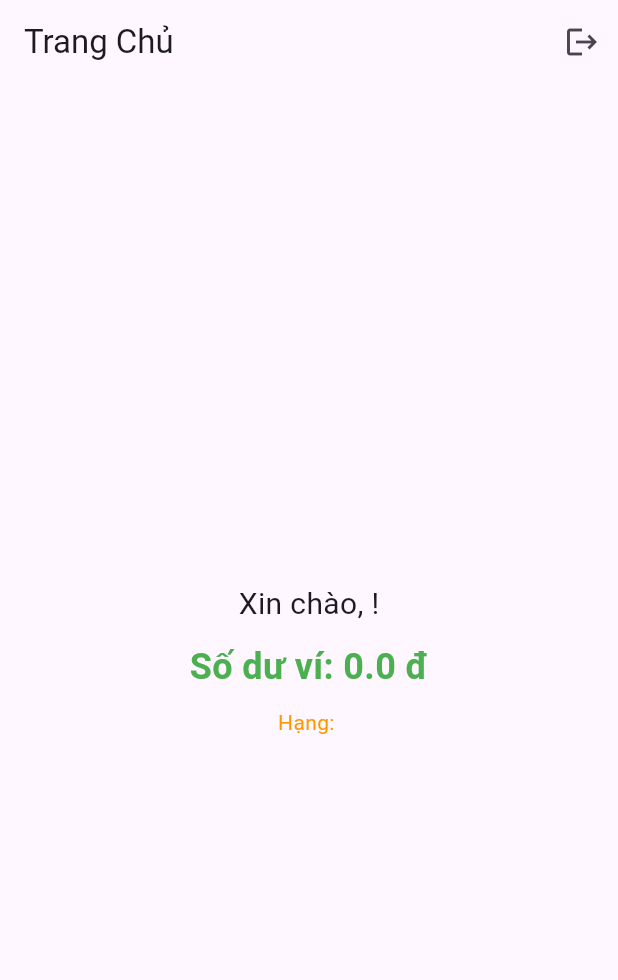
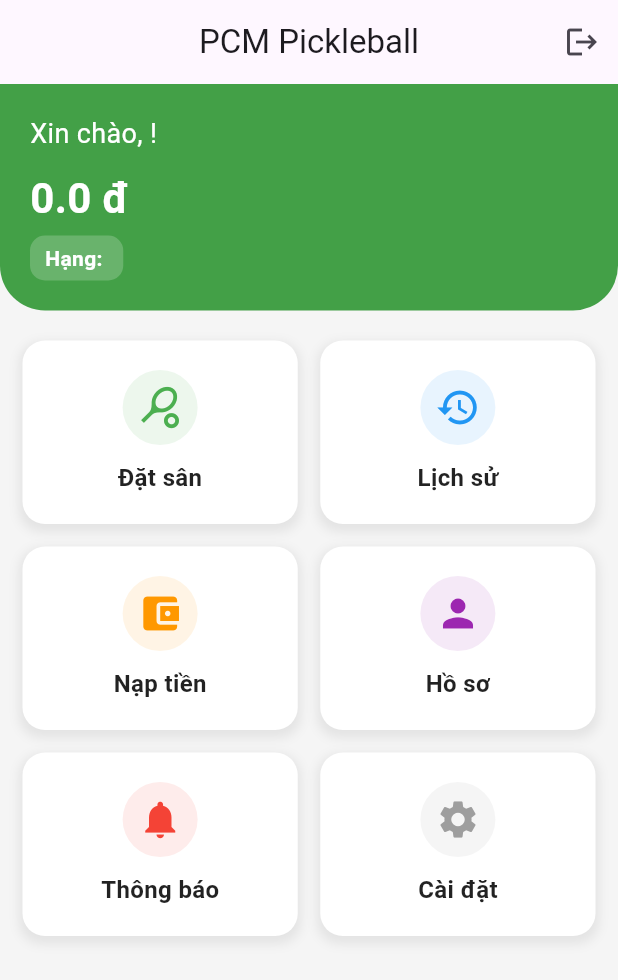
Before and after one commit to Minh-Chiz/Mobile_App, a Flutter app: the HomeScreen screen opened directly, on a phone screen of 412 x 824 dp. Shown: the top 980 px of the screen. Run offline on Flutter 3.47's test engine with Material 3 defaults, Android fonts, the phone set to English and light mode, and no system bars; our stand-ins replace dio, flutter_secure_storage; accounts and stored records are empty.

Commit message:
Fix bug giao diện

```diff
--- a/mobile_flutter_1771020096_hoang_minh_chi/lib/screens/home/home_screen.dart
+++ b/mobile_flutter_1771020096_hoang_minh_chi/lib/screens/home/home_screen.dart
@@ -2,22 +2,36 @@ import 'package:flutter/material.dart';
 import 'package:provider/provider.dart';
 import '../../providers/auth_provider.dart';
 import '../auth/login_screen.dart';
+import '../booking/booking_screen.dart';
 
 class HomeScreen extends StatelessWidget {
   const HomeScreen({super.key});
 
   @override
   Widget build(BuildContext context) {
+    // Lấy thông tin user từ AuthProvider
     final user = Provider.of<AuthProvider>(context).user;
 
+    // Danh sách các chức năng trên Dashboard
+    final List<Map<String, dynamic>> menuItems = [
+      {'icon': Icons.sports_tennis, 'title': 'Đặt sân', 'color': Colors.green},
+      {'icon': Icons.history, 'title': 'Lịch sử', 'color': Colors.blue},
+      {'icon': Icons.account_balance_wallet, 'title': 'Nạp tiền', 'color': Colors.orange},
+      {'icon': Icons.person, 'title': 'Hồ sơ', 'color': Colors.purple},
+      {'icon': Icons.notifications, 'title': 'Thông báo', 'color': Colors.red},
+      {'icon': Icons.settings, 'title': 'Cài đặt', 'color': Colors.grey},
+    ];
+
     return Scaffold(
+      backgroundColor: Colors.grey[100], // Màu nền nhẹ nhàng
       appBar: AppBar(
-        title: const Text("Trang Chủ"),
+        title: const Text("PCM Pickleball"),
+        centerTitle: true,
         actions: [
           IconButton(
             icon: const Icon(Icons.logout),
             onPressed: () {
-              // Đăng xuất và quay về Login
+              // Xử lý đăng xuất
               Provider.of<AuthProvider>(context, listen: false).logout();
               Navigator.pushReplacement(
                 context,
@@ -27,15 +41,131 @@ class HomeScreen extends StatelessWidget {
           )
         ],
       ),
-      body: Center(
+      body: Column(
+        children: [
+          // Phần 1: Thẻ thông tin người dùng
+          Container(
+            width: double.infinity,
+            padding: const EdgeInsets.all(20),
+            decoration: BoxDecoration(
+              color: Colors.green.shade600,
+              borderRadius: const BorderRadius.only(
+                bottomLeft: Radius.circular(30),
+                bottomRight: Radius.circular(30),
+              ),
+            ),
+            child: Column(
+              crossAxisAlignment: CrossAxisAlignment.start,
+              children: [
+                Text(
+                  "Xin chào, ${user?.fullName ?? 'Bạn'}!",
+                  style: const TextStyle(color: Colors.white, fontSize: 18),
+                ),
+                const SizedBox(height: 10),
+                Text(
+                  "${user?.walletBalance ?? 0} đ",
+                  style: const TextStyle(
+                    color: Colors.white,
+                    fontSize: 28,
+                    fontWeight: FontWeight.bold
+                  ),
+                ),
+                const SizedBox(height: 5),
+                Container(
+                  padding: const EdgeInsets.symmetric(horizontal: 10, vertical: 5),
+                  decoration: BoxDecoration(
+                    color: Colors.white.withOpacity(0.2),
+                    borderRadius: BorderRadius.circular(10),
+                  ),
+                  child: Text(
+                    "Hạng: ${user?.tier ?? 'Thành viên'}",
+                    style: const TextStyle(color: Colors.white, fontWeight: FontWeight.bold),
+                  ),
+                ),
+              ],
+            ),
+          ),
+
+          const SizedBox(height: 20),
+
+          // Phần 2: Lưới các chức năng (Dashboard Grid)
+          Expanded(
+            child: Padding(
+              padding: const EdgeInsets.symmetric(horizontal: 15),
+              child: GridView.builder(
+                itemCount: menuItems.length,
+                gridDelegate: const SliverGridDelegateWithFixedCrossAxisCount(
+                  crossAxisCount: 2, // Số cột
+                  crossAxisSpacing: 15,
+                  mainAxisSpacing: 15,
+                  childAspectRatio: 1.5, // Tỷ lệ chiều rộng/cao của ô
+                ),
+                itemBuilder: (context, index) {
+                  return _buildDashboardItem(
+                    icon: menuItems[index]['icon'],
+                    title: menuItems[index]['title'],
+                    color: menuItems[index]['color'],
+                    onTap: () {
+                      if (index == 0) { // Nếu bấm vào "Đặt sân" (Item đầu tiên)
+                        Navigator.push(
+                          context,
+                          MaterialPageRoute(builder: (context) => const BookingScreen()),
+                        );
+                      } else {
+                        ScaffoldMessenger.of(context).showSnackBar(
+                          SnackBar(content: Text("Tính năng ${menuItems[index]['title']} đang phát triển")),
+                        );
+                      }
+                    },
+                  ); // Đã thêm dấu chấm phẩy ở đây để sửa lỗi
+                },
+              ),
+            ),
+          ),
+        ],
+      ),
+    );
+  }
+
+  // Widget con để hiển thị từng ô chức năng
+  Widget _buildDashboardItem({
+    required IconData icon,
+    required String title,
+    required Color color,
+    required VoidCallback onTap,
+  }) {
+    return GestureDetector(
+      onTap: onTap,
+      child: Container(
+        decoration: BoxDecoration(
+          color: Colors.white,
+          borderRadius: BorderRadius.circular(15),
+          boxShadow: [
+            BoxShadow(
+              color: Colors.grey.withOpacity(0.2),
+              spreadRadius: 2,
+              blurRadius: 5,
+              offset: const Offset(0, 3),
+            ),
+          ],
+        ),
         child: Column(
           mainAxisAlignment: MainAxisAlignment.center,
           children: [
-            Text("Xin chào, ${user?.fullName ?? 'Bạn'}!", style: const TextStyle(fontSize: 20)),
+            CircleAvatar(
+              radius: 25,
+              backgroundColor: color.withOpacity(0.1),
+              child: Icon(icon, size: 30, color: color),
+            ),
             const SizedBox(height: 10),
-            Text("Số dư ví: ${user?.walletBalance} đ", style: const TextStyle(fontSize: 24, fontWeight: FontWeight.bold, color: Colors.green)),
-            const SizedBox(height: 10),
-            Text("Hạng: ${user?.tier}", style: const TextStyle(color: Colors.orange)),
+            Text(
+              title,
+              style: const TextStyle(
+                fontSize: 16,
+                fontWeight: FontWeight.bold,
+                color: Colors.black87
+              ),
+            ),
           ],
         ),
       ),
```
Also changed, not shown: mobile_flutter_1771020096_hoang_minh_chi/lib/screens/booking/booking_screen.dart (added, +211 -0 lines), 4 other files.
